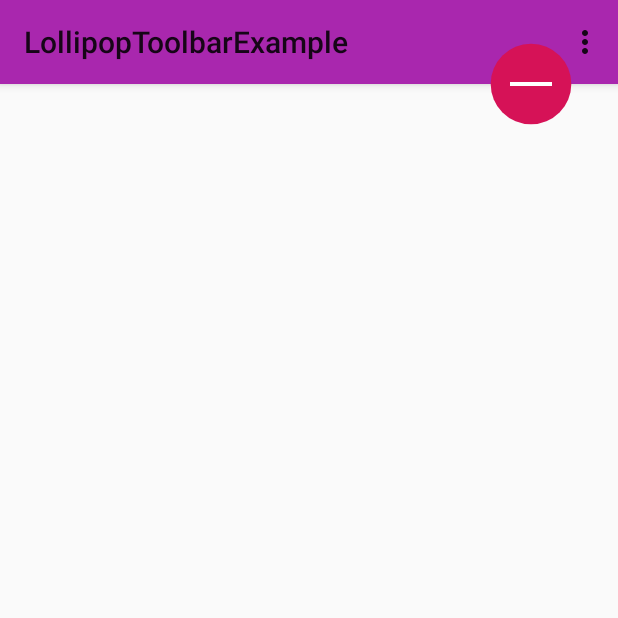
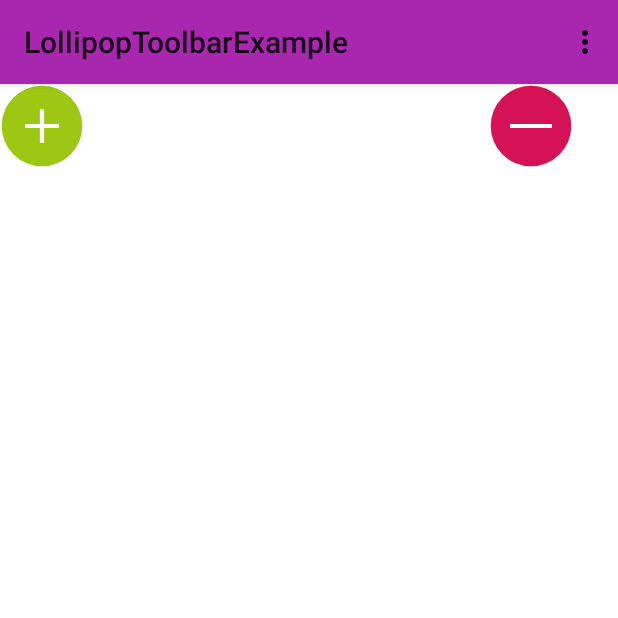
Before and after one commit to Kpeved/LollipopAnimation, an Android app: the screen it shows after launch (MainActivity), after a tap on an icon or button, on a phone screen of 412 x 824 dp, the top half of it. Run offline under Robolectric (Android 15) with nearby library versions, the phone set to English and light mode, and no system bars.

Commit message:
added transparent status bar+ some layout fixes

```diff
--- a/app/src/main/AndroidManifest.xml
+++ b/app/src/main/AndroidManifest.xml
@@ -9,6 +9,7 @@
         android:theme="@style/AppTheme" >
         <activity
             android:name=".MainActivity"
+
             android:label="@string/app_name" >
             <intent-filter>
                 <action android:name="android.intent.action.MAIN" />
--- a/app/src/main/java/com/kulaga/lollipoptoolbarexample/MainActivity.java
+++ b/app/src/main/java/com/kulaga/lollipoptoolbarexample/MainActivity.java
@@ -7,6 +7,7 @@ import android.os.Bundle;
 import android.view.Menu;
 import android.view.MenuItem;
 import android.view.View;
+import android.widget.LinearLayout;
 
 import com.kulaga.kulanimator.anim.KulAnimator;
 import com.kulaga.kulanimator.ui.LpActionButton;
@@ -17,6 +18,7 @@ public class MainActivity extends ActionBarActivity {
     private Fragment mCurrentFragment;
 
     private ColorDrawable mActionBarBackground;
+    private ColorDrawable mMainContentBackground;
     private LpActionButton mLpActionButton;
 
     private int mCageCounter;
@@ -25,10 +27,16 @@ public class MainActivity extends ActionBarActivity {
     @Override
     protected void onCreate(Bundle savedInstanceState) {
         super.onCreate(savedInstanceState);
+
+
+
+        mActionBarBackground = new ColorDrawable(getResources().getColor(R.color.dark_green));
+        mMainContentBackground = new ColorDrawable(getResources().getColor(R.color.dark_green));
+        getSupportActionBar().setBackgroundDrawable(mActionBarBackground);
         setContentView(R.layout.activity_main);
 
-        mActionBarBackground = new ColorDrawable(getResources().getColor(R.color.dark_green));
-        getSupportActionBar().setBackgroundDrawable(mActionBarBackground);
+        LinearLayout linearLayout = (LinearLayout)findViewById(R.id.main_layout);
+        linearLayout.setBackground(mMainContentBackground);
 
         mLpActionButton = LpActionButton.createLpActionButton(this,R.layout.button_my_lp);
 
@@ -49,15 +57,18 @@ public class MainActivity extends ActionBarActivity {
             public void onAnimationFinished(boolean isVisible) {
                 if (!isVisible) {
                     isToggled = !isToggled;
+                    final int colorFrom;
+                    final int colorTo;
                     if(isToggled) {
-                        final int colorFrom = mActionBarBackground.getColor();
-                        final int colorTo = getResources().getColor(R.color.purple);
-                        changeActionBarColor(colorFrom,colorTo);
+                        colorFrom = mActionBarBackground.getColor();
+                        colorTo = getResources().getColor(R.color.purple);
+
                     } else {
-                        final int colorFrom = mActionBarBackground.getColor();
-                        final int colorTo = getResources().getColor(R.color.dark_green);
-                        changeActionBarColor(colorFrom, colorTo);
+                        colorFrom = mActionBarBackground.getColor();
+                        colorTo = getResources().getColor(R.color.dark_green);
                     }
+                    changeActionBarColor(colorFrom,colorTo);
+                    changeMainContentColor(colorFrom,colorTo,KulAnimator.DEF_DURATION);
 
                     mLpActionButton.show();
 
@@ -117,6 +128,10 @@ public class MainActivity extends ActionBarActivity {
         KulAnimator.changeColorDrawableAnimation(fromColor, toColor, duration, mActionBarBackground).start();
     }
 
+    public void changeMainContentColor(int fromColor, int toColor, long duration){
+        KulAnimator.changeColorDrawableAnimation(fromColor, toColor, duration, mMainContentBackground).start();
+    }
+
     private void checkCage() {
         if(mCageCounter==4){
             mLpActionButton.setSecondDrawable(R.drawable.nick_cage);
--- a/app/src/main/res/layout/activity_main.xml
+++ b/app/src/main/res/layout/activity_main.xml
@@ -1,9 +1,25 @@
 <LinearLayout xmlns:android="http://schemas.android.com/apk/res/android"
     xmlns:tools="http://schemas.android.com/tools"
     android:layout_width="match_parent"
+    android:id="@+id/main_layout"
     android:layout_height="match_parent"
     android:orientation="vertical"
     tools:context=".MainActivity">
+
+    <RelativeLayout
+        android:layout_width="fill_parent"
+        android:layout_height="fill_parent"
+        android:background="@android:color/white">
+
+        <Button
+            android:id="@+id/button"
+            android:layout_width="@dimen/button_size"
+            android:layout_height="@dimen/button_size"
+            android:background="@drawable/button_lp"
+            android:elevation="5dp"/>
+
+    </RelativeLayout>
+
 <!--
     <FrameLayout
         android:id="@+id/fragment_place"
--- a/app/src/main/res/layout/button_my_lp.xml
+++ b/app/src/main/res/layout/button_my_lp.xml
@@ -13,5 +13,5 @@
         android:layout_marginRight="30dp"
         android:layout_alignParentRight="true"
         android:background="@drawable/button_lp"
-        android:elevation="50dp"/>
+        android:elevation="5dp"/>
 </RelativeLayout>
--- a/app/src/main/res/values-v21/styles.xml
+++ b/app/src/main/res/values-v21/styles.xml
@@ -1,8 +1,12 @@
 <?xml version="1.0" encoding="utf-8"?>
 <resources>
     <style name="AppTheme" parent="Theme.AppCompat.Light">
-        <item name="android:colorPrimary">@color/green</item>
+        <item name="android:colorPrimary">@color/dark_green</item>
         <item name="android:colorPrimaryDark">@color/dark_green</item>
         <item name="android:colorAccent">@color/green</item>
+        <item name="android:windowActionBarOverlay">true</item>
+        <item name="android:windowTranslucentStatus">true</item>
+        <item name="android:fitsSystemWindows">true</item>
+        <item name="android:windowBackground">@color/green</item>
     </style>
 </resources>
--- a/app/src/main/res/values/styles.xml
+++ b/app/src/main/res/values/styles.xml
@@ -2,7 +2,7 @@
 
     <!-- Base application theme. -->
     <style name="AppTheme" parent="Theme.AppCompat.Light">
-        <!-- Customize your theme here. -->
+        <item name="colorPrimary">@color/green</item>
     </style>
 
 </resources>
--- a/kulanimator/src/main/java/com/kulaga/kulanimator/anim/animators/HideFab2Animator.java
+++ b/kulanimator/src/main/java/com/kulaga/kulanimator/anim/animators/HideFab2Animator.java
@@ -16,9 +16,9 @@ public class HideFab2Animator extends BaseAnimator {
     protected void prepare(View target) {
 
         ObjectAnimator animationX = ObjectAnimator.ofFloat(target, "translationX", dpToPx(-20), dpToPx(-40));
-        ObjectAnimator shrinkY = ObjectAnimator.ofFloat(target, "scaleY", 0.0f, 1.3f);
+        ObjectAnimator shrinkY = ObjectAnimator.ofFloat(target, "scaleY", 0.0f, 1.1f);
         ObjectAnimator shrinkX = ObjectAnimator.ofFloat(target, "scaleX", 0.9f, 0.4f);
-        ObjectAnimator animationY = ObjectAnimator.ofFloat(target, "translationY",dpToPx(90),dpToPx(-200));
+        ObjectAnimator animationY = ObjectAnimator.ofFloat(target, "translationY",dpToPx(90),dpToPx(-50));
         animationY.setInterpolator(new AccelerateInterpolator());
         animationX.setInterpolator(new DecelerateInterpolator());
         AnimatorSet animatorSet = new AnimatorSet();
--- a/kulanimator/src/main/java/com/kulaga/kulanimator/ui/LpActionButton.java
+++ b/kulanimator/src/main/java/com/kulaga/kulanimator/ui/LpActionButton.java
@@ -75,7 +75,7 @@ public class LpActionButton extends ForwardingView implements Animator.AnimatorL
     }
 
     private static ViewGroup loadFromRes(Context context, int layoutId) {
-        return (ViewGroup) ((LayoutInflater)context.getApplicationContext().getSystemService(Context.LAYOUT_INFLATER_SERVICE)).inflate(layoutId,null);
+        return (ViewGroup) LayoutInflater.from(context).inflate(layoutId,null);
     }
 
     private LpActionButton(Activity activity, ViewGroup viewGroup , View view ){
@@ -211,7 +211,7 @@ public class LpActionButton extends ForwardingView implements Animator.AnimatorL
                     @Override
                     public void onAnimationRepeat(Animator animation) {
                     }
-                }).duration(250).start(mView);
+                }).duration(100).start(mView);
             }
 
             @Override
--- a/kulanimator/src/main/java/com/kulaga/kulanimator/utils/ActionBarUtils.java
+++ b/kulanimator/src/main/java/com/kulaga/kulanimator/utils/ActionBarUtils.java
@@ -42,7 +42,7 @@ public class ActionBarUtils {
     public static void setActionBarMarginToView(View v, int margin) {
         if (v.getLayoutParams() instanceof ViewGroup.MarginLayoutParams) {
             ViewGroup.MarginLayoutParams p = (ViewGroup.MarginLayoutParams) v.getLayoutParams();
-            p.setMargins(p.leftMargin,margin/2,p.rightMargin,p.bottomMargin);
+            p.setMargins(p.leftMargin,margin+v.getHeight()/2,p.rightMargin,p.bottomMargin);
             v.requestLayout();
         }
     }
```
